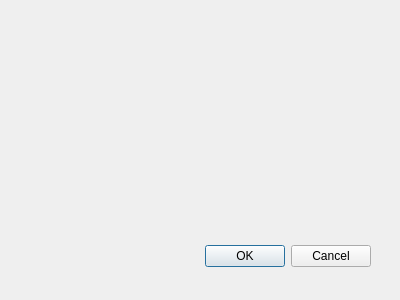
Qt form qt/newgroupdialog.ui (bitbaba/bitmail) before a commit.
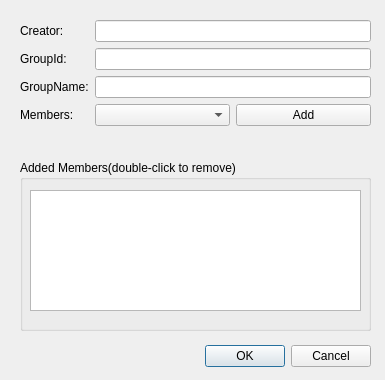
The same form after that commit.

Commit message: qt: support group; subscrible; brad; rss;

```diff
--- a/qt/newgroupdialog.ui
+++ b/qt/newgroupdialog.ui
@@ -6,10 +6,34 @@
    <rect>
     <x>0</x>
     <y>0</y>
-    <width>400</width>
-    <height>300</height>
+    <width>385</width>
+    <height>380</height>
    </rect>
   </property>
+  <property name="sizePolicy">
+   <sizepolicy hsizetype="Fixed" vsizetype="Fixed">
+    <horstretch>0</horstretch>
+    <verstretch>0</verstretch>
+   </sizepolicy>
+  </property>
+  <property name="minimumSize">
+   <size>
+    <width>385</width>
+    <height>380</height>
+   </size>
+  </property>
+  <property name="maximumSize">
+   <size>
+    <width>385</width>
+    <height>380</height>
+   </size>
+  </property>
+  <property name="baseSize">
+   <size>
+    <width>385</width>
+    <height>380</height>
+   </size>
+  </property>
   <property name="windowTitle">
    <string>Create Group</string>
   </property>
@@ -17,7 +41,7 @@
    <property name="geometry">
     <rect>
      <x>30</x>
-     <y>240</y>
+     <y>340</y>
      <width>341</width>
      <height>32</height>
     </rect>
@@ -29,6 +53,97 @@
     <set>QDialogButtonBox::Cancel|QDialogButtonBox::Ok</set>
    </property>
   </widget>
+  <widget class="QWidget" name="formLayoutWidget">
+   <property name="geometry">
+    <rect>
+     <x>20</x>
+     <y>20</y>
+     <width>351</width>
+     <height>131</height>
+    </rect>
+   </property>
+   <layout class="QFormLayout" name="formLayout">
+    <item row="2" column="0">
+     <widget class="QLabel" name="lblGroupName">
+      <property name="text">
+       <string>GroupName:</string>
+      </property>
+     </widget>
+    </item>
+    <item row="3" column="0">
+     <widget class="QLabel" name="lblMembers">
+      <property name="text">
+       <string>Members:</string>
+      </property>
+     </widget>
+    </item>
+    <item row="2" column="1">
+     <widget class="QLineEdit" name="leGroupName"/>
+    </item>
+    <item row="3" column="1">
+     <layout class="QHBoxLayout" name="horizontalLayout">
+      <item>
+       <widget class="QComboBox" name="cbbMembers"/>
+      </item>
+      <item>
+       <widget class="QPushButton" name="btnAdd">
+        <property name="text">
+         <string>Add</string>
+        </property>
+       </widget>
+      </item>
+     </layout>
+    </item>
+    <item row="1" column="0">
+     <widget class="QLabel" name="lblGroupId">
+      <property name="text">
+       <string>GroupId:</string>
+      </property>
+     </widget>
+    </item>
+    <item row="1" column="1">
+     <widget class="QLineEdit" name="leGroupId"/>
+    </item>
+    <item row="0" column="0">
+     <widget class="QLabel" name="lblCreator">
+      <property name="text">
+       <string>Creator:</string>
+      </property>
+     </widget>
+    </item>
+    <item row="0" column="1">
+     <widget class="QLineEdit" name="leCreator"/>
+    </item>
+   </layout>
+  </widget>
+  <widget class="QGroupBox" name="grpAdded">
+   <property name="geometry">
+    <rect>
+     <x>20</x>
+     <y>160</y>
+     <width>351</width>
+     <height>171</height>
+    </rect>
+   </property>
+   <property name="title">
+    <string>Added Members(double-click to remove)</string>
+   </property>
+   <widget class="QWidget" name="horizontalLayoutWidget_2">
+    <property name="geometry">
+     <rect>
+      <x>10</x>
+      <y>30</y>
+      <width>331</width>
+      <height>121</height>
+     </rect>
+    </property>
+    <layout class="QHBoxLayout" name="horizontalLayout_2">
+     <item>
+      <widget class="QListWidget" name="listAddedMembers"/>
+     </item>
+    </layout>
+   </widget>
+  </widget>
  </widget>
  <resources/>
  <connections>
```
Left out of the diff: 7 changed lines with no effect on the pictures. The commit also changes 16 other files.
